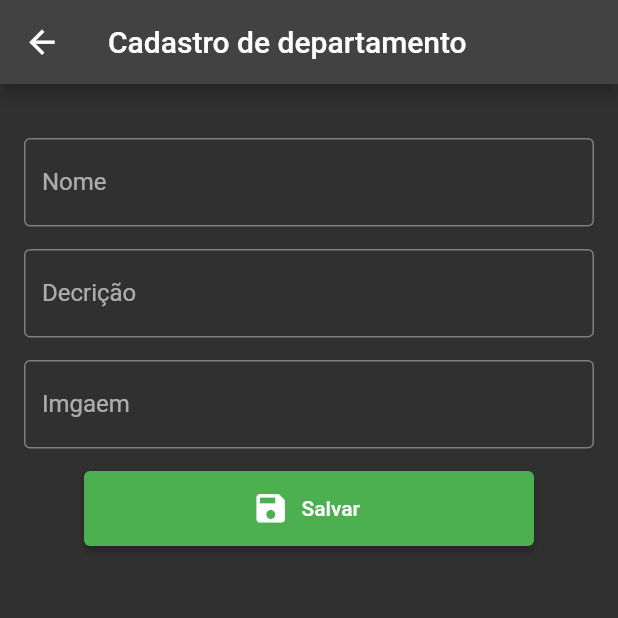
After one commit to luizzlcs/iasd_myadmin, a Flutter app: the CreatDepartaments screen opened by its route, on a phone screen of 412 x 824 dp, the top half of it. The commit adds this screen. Run offline on Flutter 3.47's test engine with Material 2 defaults, Android fonts, the phone set to English and light mode, and no system bars; our stand-ins replace file_picker, flutter_svg.

Commit message:
Ajustando menu de acesso a página de cadastro de departamento.

```diff
--- a/lib/app/components/app_drawer.dart
+++ b/lib/app/components/app_drawer.dart
@@ -24,9 +24,11 @@ class AppDrawer extends StatelessWidget {
           ),
           const Divider(),
           ListTile(
-            leading: const Icon(Icons.message_rounded),
-            title: const Text(' Envio de Mensagens'),
-            onTap: () {},
+            leading: const Icon(Icons.now_widgets_rounded),
+            title: const Text(' Novo Departamento'),
+            onTap: () {
+              Navigator.of(context).pushNamed(AppRoutes.creatDepartaments);
+            },
           ),
           const Divider(),
           ListTile(
--- /dev/null
+++ b/lib/app/core/departament/creat_departaments.dart
@@ -0,0 +1,75 @@
+import 'package:flutter/material.dart';
+
+class CreatDepartaments extends StatefulWidget {
+  const CreatDepartaments({Key? key}) : super(key: key);
+
+  @override
+  State<CreatDepartaments> createState() => _CreatDepartamentsState();
+}
+
+class _CreatDepartamentsState extends State<CreatDepartaments> {
+  final _formKey = GlobalKey<FormState>();
+
+  _submitForm(){
+    debugPrint('Salvando dados');
+  }
+  @override
+  Widget build(BuildContext context) {
+    return Scaffold(
+      appBar: AppBar(
+        title: const Text('Cadastro de departamento'),
+      ),
+      body: Padding(
+        padding: const EdgeInsets.all(16.0),
+        child: Column(
+          key: _formKey,
+          children: [
+            const SizedBox(
+              height: 20,
+            ),
+            TextFormField(
+              decoration: const InputDecoration(
+                  labelText: 'Nome',
+                  hintText: 'Nome do departamento',
+                  border: OutlineInputBorder()),
+                  textInputAction: TextInputAction.next,
+            ),
+            const SizedBox(
+              height: 15,
+            ),
+            TextFormField(
+              decoration: const InputDecoration(
+                  labelText: 'Decrição',
+                  hintText: 'Descrição do departamento',
+                  border: OutlineInputBorder()),
+                  textInputAction: TextInputAction.next,
+            ),
+            const SizedBox(
+              height: 15,
+            ),
+            TextFormField(
+              decoration: const InputDecoration(
+                  labelText: 'Imgaem',
+                  hintText: 'Imagem do departamento',
+                  border: OutlineInputBorder()),
+                  textInputAction: TextInputAction.done,
+                  onFieldSubmitted: (_)=> _submitForm(),
+
+            ),
+            const SizedBox(
+              height: 15,
+            ),
+            ElevatedButton.icon(
+              style: ElevatedButton.styleFrom(
+                minimumSize: const  Size(300, 50)
+              ) ,
+              onPressed: ()=> _submitForm() ,
+              icon: const Icon(Icons.save),
+              label: const Text('Salvar'),
+            ),
+          ],
+        ),
+      ),
+    );
+  }
+}
```
